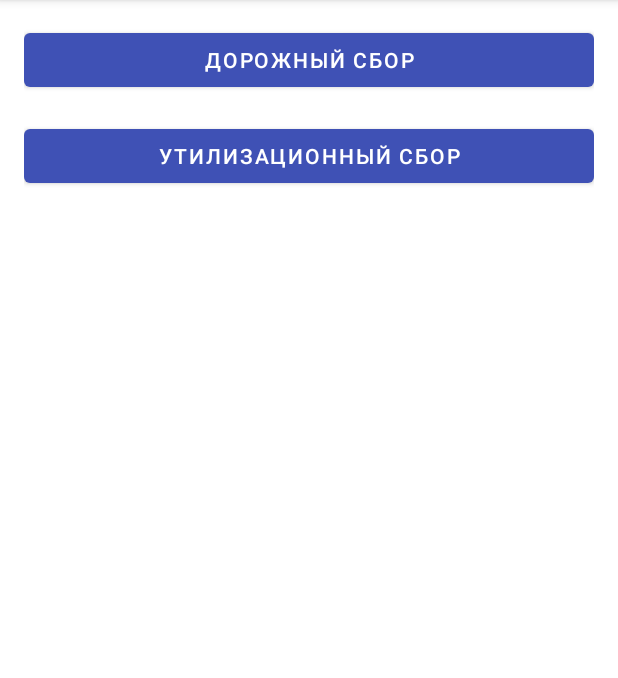
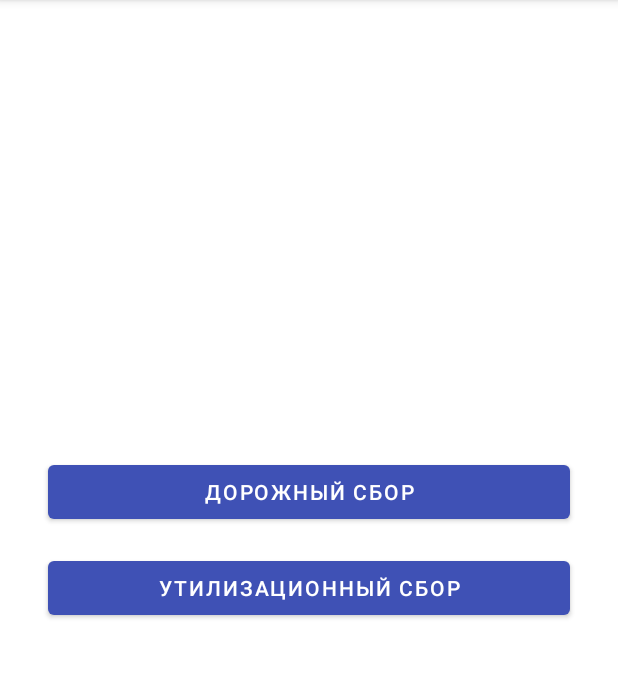
Before and after one commit to AnatoliOgurtsov/DorSbor2020, an Android app: the screen it shows after launch (ActivityMain), on a phone screen of 412 x 824 dp, the part 84-762 px from its top. Run offline under Robolectric (Android 15) with nearby library versions, the phone set to English and light mode, and no system bars; 6 statements that could not run were skipped.

Commit message:
feat: euro rate on startFragment (workManager)

```diff
--- a/app/build.gradle
+++ b/app/build.gradle
@@ -27,6 +27,9 @@ android {
     kotlinOptions {
         jvmTarget = "1.8"
     }
+
+    viewBinding.enabled = true
+
 }
 
 dependencies {
@@ -47,7 +50,7 @@ dependencies {
     implementation 'com.google.android.material:material:1.1.0-alpha08'
     implementation files('libs/lib_denom.jar')
 
-    implementation "androidx.work:work-runtime-ktx:2.3.0"
+    implementation "androidx.work:work-runtime-ktx:2.3.4"
 
     implementation 'org.jsoup:jsoup:1.12.1'
 
--- a/app/src/main/java/by/a_ogurtsov/AutoTaxes/ActivityMain.kt
+++ b/app/src/main/java/by/a_ogurtsov/AutoTaxes/ActivityMain.kt
@@ -2,8 +2,6 @@ package by.a_ogurtsov.AutoTaxes
 
 import android.content.Intent
 import android.content.Intent.*
-import android.content.pm.ActivityInfo
-import android.content.pm.PackageManager
 import android.net.Uri
 import android.os.Bundle
 import android.util.DisplayMetrics
@@ -16,17 +14,14 @@ import android.widget.TextView
 import androidx.appcompat.app.ActionBarDrawerToggle
 import androidx.appcompat.app.AppCompatActivity
 import androidx.appcompat.widget.Toolbar
-import androidx.core.view.GravityCompat
 import androidx.drawerlayout.widget.DrawerLayout
+import androidx.fragment.app.FragmentActivity
 import androidx.fragment.app.FragmentManager
 import androidx.fragment.app.FragmentTransaction
 import androidx.lifecycle.Observer
 import androidx.lifecycle.ViewModelProviders
 import androidx.preference.PreferenceManager
-import androidx.work.Constraints
-import androidx.work.NetworkType
-import androidx.work.OneTimeWorkRequestBuilder
-import androidx.work.WorkManager
+import androidx.work.*
 import by.a_ogurtsov.AutoTaxes.viewModels.MyViewModel
 import by.a_ogurtsov.AutoTaxes.workmanager.MyWorker
 import com.google.android.material.navigation.NavigationView
@@ -69,7 +64,7 @@ class ActivityMain : AppCompatActivity(), NavigationView.OnNavigationItemSelecte
         initToolbar()
         initDrawerLayout()
         initFragment()
-            //   startEuroRateTask()    парсит сайт минфина по поводу курса евро
+        startEuroRateTask()   // парсит сайт минфина по поводу курса евро
     }
 
     private fun initViewModel() {
@@ -118,7 +113,7 @@ class ActivityMain : AppCompatActivity(), NavigationView.OnNavigationItemSelecte
 
         addAppVersionInHeader(textViewAppVersion)
 
-        toggle =  ActionBarDrawerToggle(
+        toggle = ActionBarDrawerToggle(
             this,
             drawer,
             toolbar,
@@ -142,7 +137,7 @@ class ActivityMain : AppCompatActivity(), NavigationView.OnNavigationItemSelecte
                 startActivity(intentEmail)
         }
 
-Log.d(LOG_TAG, "initDrawerLayout")
+        Log.d(LOG_TAG, "initDrawerLayout")
     }
 
     private fun initFragment() {
@@ -257,11 +252,11 @@ Log.d(LOG_TAG, "initDrawerLayout")
         val fragmentTransaction: FragmentTransaction = fragmentManager.beginTransaction()
         setTitle(R.string.app_name)
         fragmentTransaction.replace(R.id.container, FragmentStart(), FRAGMENTSTART)
-        .commit()
+            .commit()
         intent.putExtra(CURRENTFRAGMENT, FRAGMENTSTART)
         drawer.setDrawerLockMode(DrawerLayout.LOCK_MODE_UNLOCKED)            // on drawer layout
-       // initDrawerLayout()
-        toggle =  ActionBarDrawerToggle(
+        // initDrawerLayout()
+        toggle = ActionBarDrawerToggle(
             this,
             drawer,
             toolbar,
@@ -327,8 +322,9 @@ Log.d(LOG_TAG, "initDrawerLayout")
 
     }
 
-   /* private fun startEuroRateTask() {
-
+    private fun startEuroRateTask() {
+        val LogTAG = "workmng"
+        val wm = WorkManager.getInstance(applicationContext)
         val contrains: Constraints =
             Constraints.Builder()     // вводим ограничения на загрузку задачи без интернета
                 .setRequiredNetworkType(NetworkType.CONNECTED)     // WiFi or mobilData
@@ -340,9 +336,21 @@ Log.d(LOG_TAG, "initDrawerLayout")
             .addTag("TaskParseringSiteMinfinForEuroRate")
             .build()
 
-        WorkManager.getInstance(applicationContext).enqueue(uploadWorkRequest)
+// observer for a WorkManager State  and recieve data(euro Rate)
+        wm.getWorkInfoByIdLiveData(uploadWorkRequest.id)
+            .observe(this, Observer { workInfo ->
+
+                if (workInfo.state == WorkInfo.State.SUCCEEDED) {
+                    /*   Log.d(LogTAG, "state is ${workInfo.state}")*/
+                    Log.d(LogTAG, "outputData is ${workInfo.outputData.getString("EuroRate")}")
+                    model.euroRate.value = workInfo.outputData.getString("EuroRate")
+                }
+            })
+//=======================
+        wm.enqueue(uploadWorkRequest)
+
     }
-*/
+
     private fun startIntentRateApp() {
         val appPackageName = packageName
         val intent = Intent(Intent.ACTION_VIEW, Uri.parse("market://details?id=$appPackageName"))
@@ -350,11 +358,15 @@ Log.d(LOG_TAG, "initDrawerLayout")
     }
 
     // add appversion in header
-    private fun addAppVersionInHeader(textView : TextView){
+    private fun addAppVersionInHeader(textView: TextView) {
         textView.text = "${getString(R.string.app_name)} ${packageManager.getPackageInfo(
             packageName,
             0
         ).versionName}"
     }
 
+    companion object {
+
+    }
+
 }
--- a/app/src/main/java/by/a_ogurtsov/AutoTaxes/FragmentDorSbor.kt
+++ b/app/src/main/java/by/a_ogurtsov/AutoTaxes/FragmentDorSbor.kt
@@ -126,7 +126,6 @@ class FragmentDorSbor : Fragment() {
         //========начальные состояния buttons=========================
         //==========================================================================================
         setStartSettingbuttons()
-
         //==========================================================================================
 
 
--- a/app/src/main/java/by/a_ogurtsov/AutoTaxes/FragmentSetting.kt
+++ b/app/src/main/java/by/a_ogurtsov/AutoTaxes/FragmentSetting.kt
@@ -18,7 +18,6 @@ class FragmentSetting : PreferenceFragmentCompat(), SharedPreferences.OnSharedPr
     override fun onCreate(savedInstanceState: Bundle?) {
         super.onCreate(savedInstanceState)
 
-       // val sharedPreferences = PreferenceManager.getDefaultSharedPreferences(context)
         model = ViewModelProviders.of(this.getActivity()!!).get(MyViewModel::class.java)
 
     }
--- a/app/src/main/java/by/a_ogurtsov/AutoTaxes/FragmentStart.kt
+++ b/app/src/main/java/by/a_ogurtsov/AutoTaxes/FragmentStart.kt
@@ -5,32 +5,46 @@ import android.util.Log
 import android.view.LayoutInflater
 import android.view.View
 import android.view.ViewGroup
-import android.widget.Button
 import androidx.fragment.app.Fragment
+import androidx.lifecycle.Observer
 import androidx.lifecycle.ViewModelProviders
+import by.a_ogurtsov.AutoTaxes.databinding.FragmentStartBinding
 import by.a_ogurtsov.AutoTaxes.viewModels.MyViewModel
 
-class FragmentStart : Fragment(), View.OnClickListener {
+
+class FragmentStart : Fragment(R.layout.fragment_start), View.OnClickListener {
+
+    private var _binding: FragmentStartBinding? = null
+    private val binding get() = _binding!!
 
     val LOG_TAG = "myLogs"
     private lateinit var model: MyViewModel
     val FRAGMENTDORSBOR = "FRAGMENT_DORSBOR"
     val FRAGMENTUTILSBOR = "FRAGMENT_UTILSBOR"
-    private lateinit var buttonDorSbor: Button
-    private lateinit var buttonUtilSbor: Button
 
     override fun onCreate(savedInstanceState: Bundle?) {
         super.onCreate(savedInstanceState)
-        model = ViewModelProviders.of(this.getActivity()!!).get(MyViewModel::class.java)
+        model = ViewModelProviders.of(this.activity!!).get(MyViewModel::class.java)
+
+
     }
 
-    override fun onCreateView(inflater: LayoutInflater, container: ViewGroup?, savedInstanceState: Bundle?): View? {
+    override fun onCreateView(
+        inflater: LayoutInflater,
+        container: ViewGroup?,
+        savedInstanceState: Bundle?
+    ): View? {
 
-        val view: View = inflater.inflate(R.layout.fragment_start, container, false)
-        buttonDorSbor = view.findViewById(R.id.button_open_frag_dor_sbor)
-        buttonUtilSbor = view.findViewById(R.id.button_open_frag_util_sbor)
-        buttonDorSbor.setOnClickListener(this)
-        buttonUtilSbor.setOnClickListener(this)
+        _binding = FragmentStartBinding.inflate(inflater, container, false)
+        val view = binding.root
+        binding.buttonOpenFragDorSbor.setOnClickListener(this)
+        binding.buttonOpenFragUtilSbor.setOnClickListener(this)
+
+
+        val euroRateObserver = Observer<String> { newValue ->
+            binding.textviewEuroRate.text = "${resources.getString(R.string.euroRate)} $newValue рублей"
+        }
+        model.euroRate.observe(this, euroRateObserver)
         return view
     }
 
@@ -47,4 +61,9 @@ class FragmentStart : Fragment(), View.OnClickListener {
             }
         }
     }
+
+    override fun onDestroyView() {
+        super.onDestroyView()
+        _binding = null
+    }
 }
--- a/app/src/main/java/by/a_ogurtsov/AutoTaxes/repositories/RepositoryUtilSbor.kt
+++ b/app/src/main/java/by/a_ogurtsov/AutoTaxes/repositories/RepositoryUtilSbor.kt
@@ -14,7 +14,7 @@ class RepositoryUtilSbor {
     ): String {
         when (kind_auto) {
             "legk_car" -> {
-                if (legk_car_gibrid_switch == false) {
+                if (!legk_car_gibrid_switch) {
                     when (age) {
                         1 -> return "544 рубля 50 копеек"
                         2 -> return "816 рублей 70 копеек"
--- a/app/src/main/java/by/a_ogurtsov/AutoTaxes/viewModels/ViewModelDorSbor.kt
+++ b/app/src/main/java/by/a_ogurtsov/AutoTaxes/viewModels/ViewModelDorSbor.kt
@@ -19,6 +19,10 @@ class MyViewModel(application: Application) : AndroidViewModel(application) {
     val choice_from_fragmentStart: MutableLiveData<String> by lazy {
         MutableLiveData<String>()
     }
+    val euroRate: MutableLiveData<String> by lazy {
+        MutableLiveData<String>()
+    }
+
 
     fun <T> putSprefs(sprefs: SharedPreferences, key: String, value: T) {
         val editor: SharedPreferences.Editor = sprefs.edit()
--- a/app/src/main/java/by/a_ogurtsov/AutoTaxes/viewModels/ViewModelUtilSbor.kt
+++ b/app/src/main/java/by/a_ogurtsov/AutoTaxes/viewModels/ViewModelUtilSbor.kt
@@ -39,9 +39,6 @@ class ViewModelUtilSbor(application: Application) : AndroidViewModel(application
             us_dumpTruck_weight,
             us_pricep_weight
         )
-
-        /*"$kind_auto + $age + $legk_car_gibrid_switch + $legk_car_gibrid_capacity + " +
-                "$us_gruz_car_weight + $us_bus_engine + $us_dumpTruck_weight + $us_pricep_weight"*/
-    }
+   }
 
 }
--- a/app/src/main/res/layout/fragment_start.xml
+++ b/app/src/main/res/layout/fragment_start.xml
@@ -1,23 +1,50 @@
 <?xml version="1.0" encoding="utf-8"?>
-<LinearLayout xmlns:android="http://schemas.android.com/apk/res/android"
-              android:orientation="vertical"
-              android:layout_width="match_parent"
-              android:layout_height="match_parent"
-              android:padding="16dp">
+<androidx.constraintlayout.widget.ConstraintLayout xmlns:android="http://schemas.android.com/apk/res/android"
+    xmlns:app="http://schemas.android.com/apk/res-auto"
+    xmlns:tools="http://schemas.android.com/tools"
+    android:layout_width="match_parent"
+    android:layout_height="match_parent"
+    android:orientation="vertical"
+    android:padding="16dp"
+  >
+
     <com.google.android.material.button.MaterialButton
-            style="@style/MaterialButtonDefault"
-            android:layout_width="match_parent"
-            android:layout_height="wrap_content"
-            android:id="@+id/button_open_frag_dor_sbor"
-            android:text="@string/titleDorSbor"
-            android:layout_marginBottom="16dp"
-           />
+        android:id="@+id/button_open_frag_dor_sbor"
+        style="@style/MaterialButtonDefault"
+        android:layout_width="0dp"
+        android:layout_height="wrap_content"
+        android:layout_marginStart="16dp"
+        android:layout_marginEnd="16dp"
+        android:layout_marginBottom="16dp"
+        android:text="@string/titleDorSbor"
+        app:layout_constraintBottom_toTopOf="@id/button_open_frag_util_sbor"
+        app:layout_constraintEnd_toEndOf="parent"
+        app:layout_constraintStart_toStartOf="parent" />
+
     <com.google.android.material.button.MaterialButton
-            style="@style/MaterialButtonDefault"
-            android:layout_width="match_parent"
-            android:layout_height="wrap_content"
-            android:id="@+id/button_open_frag_util_sbor"
-            android:text="@string/titleUtilSbor"
-            android:layout_marginBottom="16dp"
-            />
-</LinearLayout>
+        android:id="@+id/button_open_frag_util_sbor"
+        style="@style/MaterialButtonDefault"
+        android:layout_width="0dp"
+        android:layout_height="wrap_content"
+        android:layout_marginStart="16dp"
+        android:layout_marginTop="16dp"
+        android:layout_marginEnd="16dp"
+        android:text="@string/titleUtilSbor"
+        app:layout_constraintEnd_toEndOf="parent"
+        app:layout_constraintStart_toStartOf="parent"
+        app:layout_constraintTop_toTopOf="parent"
+        app:layout_constraintBottom_toBottomOf="parent"
+        />
+
+    <TextView
+        android:id="@+id/textviewEuroRate"
+        android:textColor="?attr/colorAccent"
+        android:layout_width="wrap_content"
+        android:layout_height="wrap_content"
+        android:layout_marginEnd="16dp"
+        android:layout_marginBottom="16dp"
+        android:text=""
+        android:textSize="18sp"
+        app:layout_constraintBottom_toBottomOf="parent"
+        app:layout_constraintEnd_toEndOf="parent" />
+</androidx.constraintlayout.widget.ConstraintLayout>
--- a/app/src/main/res/values/dimens.xml
+++ b/app/src/main/res/values/dimens.xml
@@ -1,6 +1,7 @@
 <?xml version="1.0" encoding="utf-8"?>
 <resources>
     <dimen name="padding40dp">40dp</dimen>
+    <dimen name="padding30dp">30dp</dimen>
     <dimen name="padding20dp">20dp</dimen>
     <dimen name="padding10dp">10dp</dimen>
     <dimen name="padding8dp">8dp</dimen>
--- a/app/src/main/res/values/strings.xml
+++ b/app/src/main/res/values/strings.xml
@@ -4,6 +4,8 @@
     <string name="author">Анатолий Огурцов</string>
     <string name="about_app">О приложении</string>
     <string name="rate_app">Оценить приложение</string>
+
+    <string name="euroRate">Курс евро: </string>
 
 
     <string name="titleDorSbor">Дорожный сбор</string>
--- a/app/src/main/res/values/styles.xml
+++ b/app/src/main/res/values/styles.xml
@@ -70,4 +70,5 @@
 
     </style>
 
+
 </resources>
```
Also changed, not shown: app/src/main/java/by/a_ogurtsov/AutoTaxes/viewModels/ViewModelStart.kt (added, +11 -0 lines), app/src/main/java/by/a_ogurtsov/AutoTaxes/workmanager/MyWorker.kt (+20 -9 lines), app/src/main/res/layout/nav_drawer_header.xml (+15 -14 lines).
